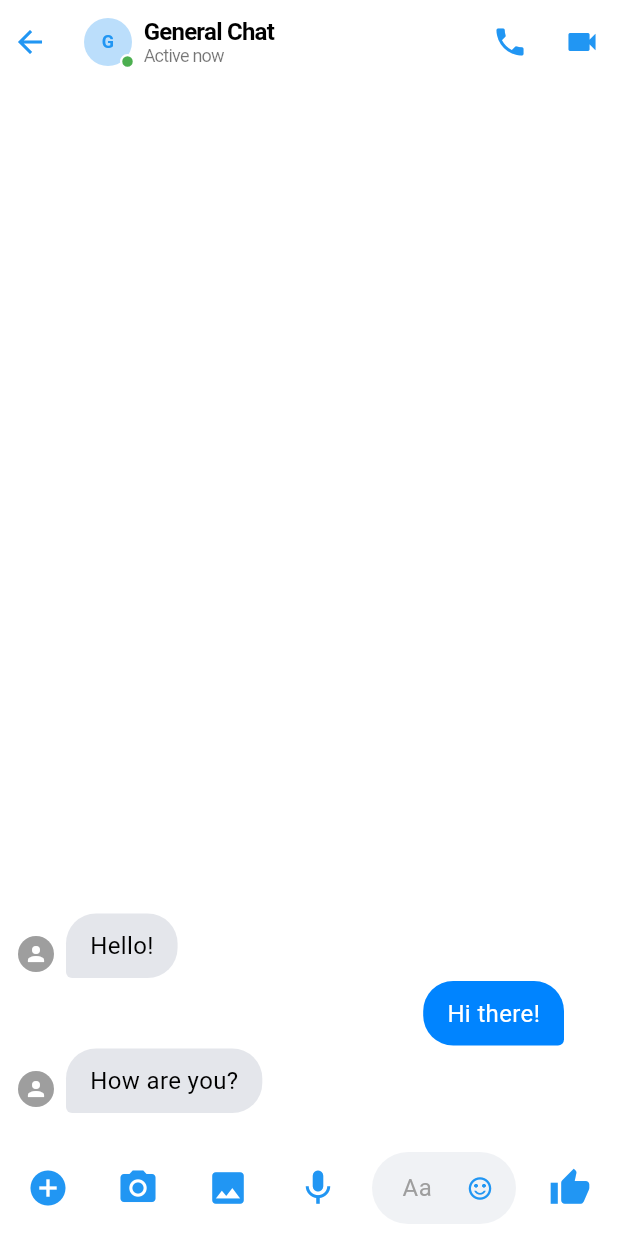
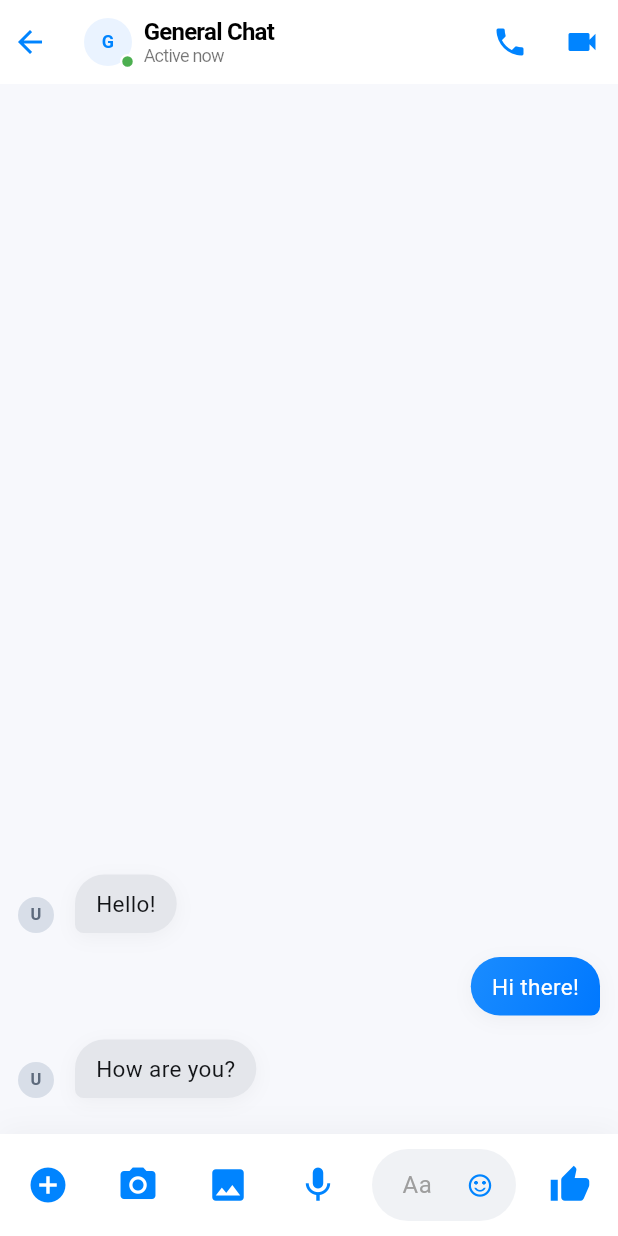
Before and after one commit to aarontully/dot_matrix, a Flutter app: the screen it shows after launch, after a tap on an icon or button, on a phone screen of 412 x 824 dp. Run offline on Flutter 3.47's test engine with Material 3 defaults, Android fonts, the phone set to English and light mode, and no system bars; our stand-ins replace flutter_riverpod, flutter_secure_storage, hive_flutter; missing offline and left inert: matrix; accounts and stored records are empty.

Commit message:
feat: enhance chat screen and message bubble with improved UI and message grouping

```diff
--- a/lib/screens/chat_screen.dart
+++ b/lib/screens/chat_screen.dart
@@ -2,6 +2,7 @@ import 'package:flutter/material.dart';
 import 'package:flutter_riverpod/flutter_riverpod.dart';
 
 import '../models/room_model.dart';
+import '../theme/app_theme.dart';
 import '../widgets/message_bubble.dart';
 
 class ChatScreen extends ConsumerStatefulWidget {
@@ -19,11 +20,14 @@ class _ChatScreenState extends ConsumerState<ChatScreen> {
 
   @override
   Widget build(BuildContext context) {
+    final displayedMessages = widget.room.messages.reversed.toList();
+
     return Scaffold(
+      backgroundColor: const Color(0xFFF7F8FC),
       appBar: AppBar(
         leadingWidth: 40,
         leading: IconButton(
-          icon: const Icon(Icons.arrow_back, color: Colors.blue),
+          icon: const Icon(Icons.arrow_back, color: AppTheme.primaryBlue),
           onPressed: () => Navigator.pop(context),
         ),
         title: Row(
@@ -33,10 +37,14 @@ class _ChatScreenState extends ConsumerState<ChatScreen> {
               children: [
                 CircleAvatar(
                   radius: 16,
-                  backgroundColor: Colors.blue[100],
+                  backgroundColor: const Color(0xFFEAF3FF),
                   child: Text(
                     widget.room.displayname[0].toUpperCase(),
-                    style: const TextStyle(fontSize: 12, color: Colors.blue, fontWeight: FontWeight.bold),
+                    style: const TextStyle(
+                      fontSize: 12,
+                      color: AppTheme.primaryBlue,
+                      fontWeight: FontWeight.bold,
+                    ),
                   ),
                 ),
                 Positioned(
@@ -61,12 +69,20 @@ class _ChatScreenState extends ConsumerState<ChatScreen> {
                 children: [
                   Text(
                     widget.room.displayname,
-                    style: const TextStyle(fontSize: 16, fontWeight: FontWeight.w600, color: Colors.black),
+                    style: const TextStyle(
+                      fontSize: 16,
+                      fontWeight: FontWeight.w600,
+                      color: Colors.black,
+                    ),
                     overflow: TextOverflow.ellipsis,
                   ),
                   const Text(
                     'Active now',
-                    style: TextStyle(fontSize: 12, color: Colors.black54, fontWeight: FontWeight.normal),
+                    style: TextStyle(
+                      fontSize: 12,
+                      color: Colors.black54,
+                      fontWeight: FontWeight.normal,
+                    ),
                   ),
                 ],
               ),
@@ -75,11 +91,11 @@ class _ChatScreenState extends ConsumerState<ChatScreen> {
         ),
         actions: [
           IconButton(
-            icon: const Icon(Icons.phone, color: Colors.blue),
+            icon: const Icon(Icons.phone, color: AppTheme.primaryBlue),
             onPressed: () {},
           ),
           IconButton(
-            icon: const Icon(Icons.videocam, color: Colors.blue),
+            icon: const Icon(Icons.videocam, color: AppTheme.primaryBlue),
             onPressed: () {},
           ),
         ],
@@ -91,11 +107,31 @@ class _ChatScreenState extends ConsumerState<ChatScreen> {
               child: ListView.builder(
                 controller: _scrollController,
                 reverse: true,
-                padding: const EdgeInsets.symmetric(horizontal: 12, vertical: 16),
-                itemCount: widget.room.messages.length,
+                padding: const EdgeInsets.fromLTRB(12, 18, 12, 20),
+                itemCount: displayedMessages.length,
                 itemBuilder: (context, index) {
-                  final event = widget.room.messages[widget.room.messages.length - 1 - index];
-                  return MessageBubble(event: event, isMe: event.isMe, isMetaAi: false);
+                  final event = displayedMessages[index];
+                  final olderMessage = index < displayedMessages.length - 1
+                      ? displayedMessages[index + 1]
+                      : null;
+                  final newerMessage = index > 0
+                      ? displayedMessages[index - 1]
+                      : null;
+
+                  final isFirstInGroup =
+                      olderMessage == null ||
+                      !_isSameSender(event, olderMessage);
+                  final isLastInGroup =
+                      newerMessage == null ||
+                      !_isSameSender(event, newerMessage);
+
+                  return MessageBubble(
+                    event: event,
+                    isMe: event.isMe,
+                    isMetaAi: false,
+                    isFirstInGroup: isFirstInGroup,
+                    isLastInGroup: isLastInGroup,
+                  );
                 },
               ),
             ),
@@ -108,34 +144,55 @@ class _ChatScreenState extends ConsumerState<ChatScreen> {
 
   Widget _buildMessageInput() {
     return Container(
-      color: Colors.white,
-      padding: const EdgeInsets.symmetric(horizontal: 8.0, vertical: 8.0),
+      decoration: BoxDecoration(
+        color: Colors.white,
+        boxShadow: [
+          BoxShadow(
+            color: Colors.black.withValues(alpha: 0.04),
+            blurRadius: 16,
+            offset: const Offset(0, -2),
+          ),
+        ],
+      ),
+      padding: const EdgeInsets.fromLTRB(8, 10, 8, 10),
       child: Row(
         crossAxisAlignment: CrossAxisAlignment.end,
         children: [
           IconButton(
-            icon: const Icon(Icons.add_circle, color: Colors.blue, size: 28),
+            icon: const Icon(
+              Icons.add_circle,
+              color: AppTheme.primaryBlue,
+              size: 28,
+            ),
             padding: EdgeInsets.zero,
             constraints: const BoxConstraints(),
             onPressed: () {},
           ),
           const SizedBox(width: 12),
           IconButton(
-            icon: const Icon(Icons.camera_alt, color: Colors.blue, size: 28),
+            icon: const Icon(
+              Icons.camera_alt,
+              color: AppTheme.primaryBlue,
+              size: 28,
+            ),
             padding: EdgeInsets.zero,
             constraints: const BoxConstraints(),
             onPressed: () {},
           ),
           const SizedBox(width: 12),
           IconButton(
-            icon: const Icon(Icons.image, color: Colors.blue, size: 28),
+            icon: const Icon(
+              Icons.image,
+              color: AppTheme.primaryBlue,
+              size: 28,
+            ),
             padding: EdgeInsets.zero,
             constraints: const BoxConstraints(),
             onPressed: () {},
           ),
           const SizedBox(width: 12),
           IconButton(
-            icon: const Icon(Icons.mic, color: Colors.blue, size: 28),
+            icon: const Icon(Icons.mic, color: AppTheme.primaryBlue, size: 28),
             padding: EdgeInsets.zero,
             constraints: const BoxConstraints(),
             onPressed: () {},
@@ -150,9 +207,16 @@ class _ChatScreenState extends ConsumerState<ChatScreen> {
                 hintText: 'Aa',
                 hintStyle: TextStyle(color: Colors.grey[500]),
                 isDense: true,
-                contentPadding: const EdgeInsets.symmetric(horizontal: 16, vertical: 10),
+                contentPadding: const EdgeInsets.symmetric(
+                  horizontal: 16,
+                  vertical: 10,
+                ),
+                fillColor: const Color(0xFFF0F2F5),
                 suffixIcon: IconButton(
-                  icon: const Icon(Icons.sentiment_satisfied_alt, color: Colors.blue),
+                  icon: const Icon(
+                    Icons.sentiment_satisfied_alt,
+                    color: AppTheme.primaryBlue,
+                  ),
                   onPressed: () {},
                   padding: EdgeInsets.zero,
                   constraints: const BoxConstraints(),
@@ -162,7 +226,11 @@ class _ChatScreenState extends ConsumerState<ChatScreen> {
           ),
           const SizedBox(width: 12),
           IconButton(
-            icon: const Icon(Icons.thumb_up, color: Colors.blue, size: 28),
+            icon: const Icon(
+              Icons.thumb_up,
+              color: AppTheme.primaryBlue,
+              size: 28,
+            ),
             padding: EdgeInsets.zero,
             constraints: const BoxConstraints(),
             onPressed: _sendMessage,
@@ -175,11 +243,15 @@ class _ChatScreenState extends ConsumerState<ChatScreen> {
   void _sendMessage() {
     final text = _messageController.text.trim();
     if (text.isNotEmpty) {
-      ScaffoldMessenger.of(context).showSnackBar(
-        SnackBar(content: Text('Message sent: $text (dummy)')),
-      );
+      ScaffoldMessenger.of(
+        context,
+      ).showSnackBar(SnackBar(content: Text('Message sent: $text (dummy)')));
       _messageController.clear();
     }
+  }
+
+  bool _isSameSender(AppEvent current, AppEvent other) {
+    return current.senderId == other.senderId && current.isMe == other.isMe;
   }
 
   @override
--- a/lib/widgets/message_bubble.dart
+++ b/lib/widgets/message_bubble.dart
@@ -1,89 +1,164 @@
 import 'package:flutter/material.dart';
+
 import '../models/room_model.dart';
 import '../theme/app_theme.dart';
 
 class MessageBubble extends StatelessWidget {
-  final AppEvent event;
-  final bool isMe;
-  final bool isMetaAi;
-
   const MessageBubble({
     super.key,
     required this.event,
     required this.isMe,
+    required this.isFirstInGroup,
+    required this.isLastInGroup,
     this.isMetaAi = false,
   });
 
+  final AppEvent event;
+  final bool isMe;
+  final bool isMetaAi;
+  final bool isFirstInGroup;
+  final bool isLastInGroup;
+
   @override
   Widget build(BuildContext context) {
-    // Determine the styling based on the messenger design
-    Color bgColor;
-    Color textColor;
-    Gradient? gradient;
-
-    if (isMe) {
-      if (isMetaAi) {
-        gradient = const LinearGradient(
-          colors: [Color(0xFF00C6FF), Color(0xFF0072FF)],
-        );
-        bgColor = Colors.blue;
-      } else {
-        bgColor = AppTheme.primaryBlue;
-      }
-      textColor = Colors.white;
-    } else {
-      bgColor = AppTheme.messageGray;
-      textColor = Colors.black;
-    }
+    final bubbleFill = _bubbleFill();
+    final showAvatar = !isMe && isLastInGroup;
+    final topSpacing = isFirstInGroup ? 12.0 : 3.0;
+    final bottomSpacing = isLastInGroup ? 4.0 : 0.0;
 
     return Padding(
-      padding: const EdgeInsets.only(bottom: 2.0), // Spacing between messages
+      padding: EdgeInsets.only(top: topSpacing, bottom: bottomSpacing),
       child: Row(
-        mainAxisAlignment: isMe ? MainAxisAlignment.end : MainAxisAlignment.start,
+        mainAxisAlignment: isMe
+            ? MainAxisAlignment.end
+            : MainAxisAlignment.start,
         crossAxisAlignment: CrossAxisAlignment.end,
         children: [
-          if (!isMe)
-            const Padding(
-              padding: EdgeInsets.only(right: 8.0, bottom: 4.0),
-              child: CircleAvatar(
-                radius: 12,
-                backgroundColor: Colors.grey,
-                child: Icon(Icons.person, size: 16, color: Colors.white),
+          if (!isMe) ...[
+            SizedBox(
+              width: 30,
+              child: Align(
+                alignment: Alignment.bottomLeft,
+                child: showAvatar ? _buildAvatar() : const SizedBox.shrink(),
               ),
             ),
+            const SizedBox(width: 8),
+          ],
           Flexible(
-            child: Container(
-              padding: const EdgeInsets.symmetric(horizontal: 16, vertical: 10),
+            child: ConstrainedBox(
+              constraints: BoxConstraints(
+                maxWidth: MediaQuery.sizeOf(context).width * 0.72,
+              ),
+              child: DecoratedBox(
                 decoration: BoxDecoration(
-                color: gradient == null ? bgColor : null,
-                gradient: gradient,
-                borderRadius: BorderRadius.only(
-                  topLeft: const Radius.circular(20),
-                  topRight: const Radius.circular(20),
-                  bottomLeft: Radius.circular(isMe ? 20 : 4), // Simple logic for tails
-                  bottomRight: Radius.circular(isMe ? 4 : 20),
+                  color: bubbleFill.color,
+                  gradient: bubbleFill.gradient,
+                  borderRadius: _borderRadius(),
+                  boxShadow: [
+                    BoxShadow(
+                      color: Colors.black.withValues(alpha: 0.04),
+                      blurRadius: 10,
+                      offset: const Offset(0, 3),
                     ),
+                  ],
+                ),
+                child: Padding(
+                  padding: const EdgeInsets.symmetric(
+                    horizontal: 14,
+                    vertical: 10,
                   ),
                   child: Text(
                     event.body,
                     style: TextStyle(
-                  color: textColor,
-                  fontSize: 16,
+                      color: bubbleFill.textColor,
+                      fontSize: 15,
+                      height: 1.28,
                     ),
                   ),
                 ),
               ),
-          if (isMe)
-            const Padding(
-              padding: EdgeInsets.only(left: 8.0, bottom: 4.0),
-              child: CircleAvatar(
-                radius: 8,
-                backgroundColor: Colors.transparent,
-                // Usually an indicator status goes here
             ),
           ),
         ],
       ),
     );
   }
+
+  Widget _buildAvatar() {
+    final initial = event.senderId.isEmpty
+        ? '?'
+        : event.senderId[0].toUpperCase();
+
+    return CircleAvatar(
+      radius: 12,
+      backgroundColor: const Color(0xFFD8DEE8),
+      child: Text(
+        initial,
+        style: const TextStyle(
+          fontSize: 11,
+          fontWeight: FontWeight.w700,
+          color: Color(0xFF5D6A7C),
+        ),
+      ),
+    );
   }
+
+  BorderRadius _borderRadius() {
+    const large = Radius.circular(20);
+    const grouped = Radius.circular(10);
+    const tail = Radius.circular(6);
+
+    if (isMe) {
+      return BorderRadius.only(
+        topLeft: isFirstInGroup ? large : grouped,
+        topRight: isFirstInGroup ? large : grouped,
+        bottomLeft: isLastInGroup ? large : grouped,
+        bottomRight: isLastInGroup ? tail : grouped,
+      );
+    }
+
+    return BorderRadius.only(
+      topLeft: isFirstInGroup ? large : grouped,
+      topRight: isFirstInGroup ? large : grouped,
+      bottomLeft: isLastInGroup ? tail : grouped,
+      bottomRight: isLastInGroup ? large : grouped,
+    );
+  }
+
+  _BubbleFill _bubbleFill() {
+    if (isMe) {
+      if (isMetaAi) {
+        return const _BubbleFill(
+          gradient: LinearGradient(
+            colors: [Color(0xFF00C6FF), Color(0xFF0072FF)],
+            begin: Alignment.topLeft,
+            end: Alignment.bottomRight,
+          ),
+          textColor: Colors.white,
+        );
+      }
+
+      return const _BubbleFill(
+        gradient: LinearGradient(
+          colors: [Color(0xFF1A8CFF), Color(0xFF0078FF)],
+          begin: Alignment.topLeft,
+          end: Alignment.bottomRight,
+        ),
+        textColor: Colors.white,
+      );
+    }
+
+    return const _BubbleFill(
+      color: AppTheme.messageGray,
+      textColor: Color(0xFF121417),
+    );
+  }
+}
+
+class _BubbleFill {
+  const _BubbleFill({this.color, this.gradient, required this.textColor});
+
+  final Color? color;
+  final Gradient? gradient;
+  final Color textColor;
+}
```
Lines whose indentation alone changed are shown as unchanged.
